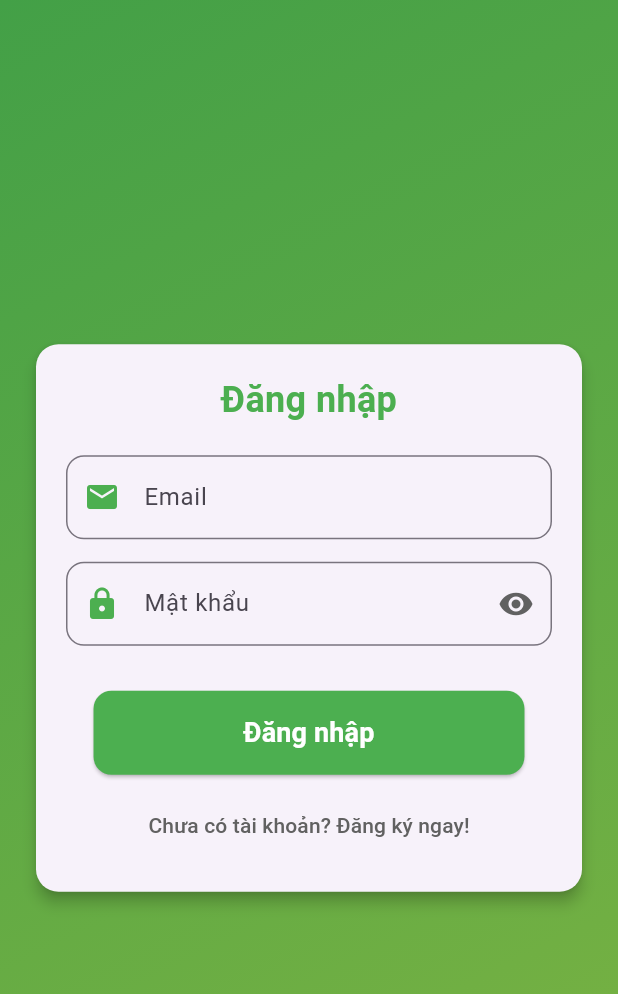
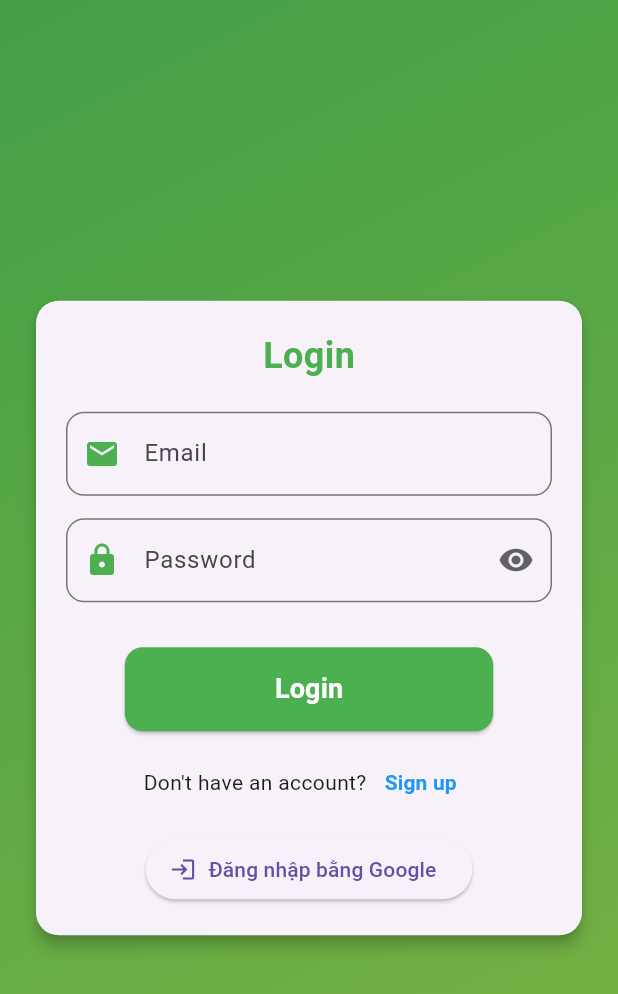
Before and after one commit to nguyenquan12/demo_grab, a Flutter app: the screen it shows after launch, on a phone screen of 412 x 824 dp. Shown: the top 994 px of the screen. Run offline on Flutter 3.47's test engine with Material 3 defaults, Android fonts, the light colour scheme and no system bars; our stand-ins replace firebase_auth, firebase_core, gap, google_sign_in; accounts and stored records are empty.

Commit message:
Update login google

```diff
--- /dev/null
+++ b/lib/auth/auth_service.dart
@@ -0,0 +1,60 @@
+import 'package:firebase_auth/firebase_auth.dart';
+import 'package:flutter/material.dart';
+import 'package:google_sign_in/google_sign_in.dart';
+import 'package:grab_app/home/home_page.dart';
+
+class AuthService {
+  final FirebaseAuth _auth = FirebaseAuth.instance;
+  final GoogleSignIn _googleSignIn = GoogleSignIn();
+
+  Future<User?> signInWithGoogle() async {
+    try {
+      final GoogleSignInAccount? googleUser = await _googleSignIn.signIn();
+      if (googleUser == null) return null; // Người dùng huỷ đăng nhập
+
+      // Lấy thông tin xác thực từ Google
+      final GoogleSignInAuthentication googleAuth =
+          await googleUser.authentication;
+
+      final AuthCredential credential = GoogleAuthProvider.credential(
+        accessToken: googleAuth.accessToken,
+        idToken: googleAuth.idToken,
+      );
+
+      // Đăng nhập vào Firebase
+      UserCredential userCredential =
+          await _auth.signInWithCredential(credential);
+      return userCredential.user;
+    } catch (e) {
+      print("Lỗi đăng nhập Google: $e");
+      return null;
+    }
+  }
+
+  Future<void> signOut() async {
+    await _auth.signOut();
+    await _googleSignIn.signOut();
+  }
+}
+
+class LoginWithGoogle extends StatelessWidget {
+  final AuthService _authService = AuthService();
+
+  @override
+  Widget build(BuildContext context) {
+    return ElevatedButton.icon(
+      onPressed: () async {
+        final user = await _authService.signInWithGoogle();
+        if (user != null) {
+          // Thành công, điều hướng đến trang chính
+          Navigator.of(context).pushReplacement(
+            MaterialPageRoute(builder: (context) => HomePage()),
+          );
+          print('Đăng nhập thành công: ${user.displayName}');
+        }
+      },
+      label: Text('Đăng nhập bằng Google'),
+      icon: Icon(Icons.login),
+    );
+  }
+}
--- a/lib/auth/login_screen.dart
+++ b/lib/auth/login_screen.dart
@@ -1,5 +1,6 @@
 import 'package:flutter/material.dart';
 import 'package:firebase_auth/firebase_auth.dart';
+import 'package:grab_app/auth/auth_service.dart';
 import 'package:grab_app/auth/signup_screen.dart';
 import 'package:grab_app/home/home_page.dart';
 
@@ -94,7 +95,7 @@ class _LoginScreenState extends State<LoginScreen> {
                       mainAxisSize: MainAxisSize.min,
                       children: [
                         const Text(
-                          "Đăng nhập",
+                          "Login",
                           style: TextStyle(
                             fontSize: 24,
                             fontWeight: FontWeight.bold,
@@ -116,7 +117,7 @@ class _LoginScreenState extends State<LoginScreen> {
 
                         // Password input
                         _buildTextField(
-                          label: "Mật khẩu",
+                          label: "Password",
                           controller: _passwordController,
                           icon: Icons.lock,
                           isPassword: true,
@@ -146,7 +147,7 @@ class _LoginScreenState extends State<LoginScreen> {
                                       borderRadius: BorderRadius.circular(12)),
                                 ),
                                 child: const Text(
-                                  "Đăng nhập",
+                                  "Login",
                                   style: TextStyle(
                                       color: Colors.white,
                                       fontWeight: FontWeight.bold,
@@ -157,17 +158,11 @@ class _LoginScreenState extends State<LoginScreen> {
                         const SizedBox(height: 10),
 
                         // Chuyển sang màn hình đăng ký
-                        TextButton(
-                          onPressed: () => Navigator.push(
-                            context,
-                            MaterialPageRoute(
-                                builder: (context) => SignUpScreen()),
-                          ),
-                          child: Text(
-                            "Chưa có tài khoản? Đăng ký ngay!",
-                            style: TextStyle(color: Colors.grey[700]),
-                          ),
-                        ),
+                        _buildSignupRedirect(),
+
+                        SizedBox(height: 10),
+
+                        LoginWithGoogle(),
                       ],
                     ),
                   ),
@@ -240,4 +235,40 @@ class _LoginScreenState extends State<LoginScreen> {
       validator: validator, // Kiểm tra xem dữ liệu nhập vào có hợp lệ không.
     );
   }
+
+  // Chuyển sang màn hình đăng ký
+  Widget _buildSignupRedirect() {
+    return Center(
+      child: Text.rich(
+        TextSpan(
+          children: [
+            TextSpan(
+              text: "Don't have an account?",
+              style: TextStyle(),
+            ),
+            WidgetSpan(
+              alignment: PlaceholderAlignment.middle,
+              child: TextButton(
+                onPressed: () {
+                  Navigator.push(
+                    context,
+                    MaterialPageRoute(
+                      builder: (context) => SignUpScreen(),
+                    ),
+                  );
+                },
+                child: Text(
+                  'Sign up',
+                  style: TextStyle(
+                    color: Colors.blue[500],
+                    fontWeight: FontWeight.bold,
+                  ),
+                ),
+              ),
+            ),
+          ],
+        ),
+      ),
+    );
+  }
 }
--- a/pubspec.yaml
+++ b/pubspec.yaml
@@ -37,6 +37,7 @@ dependencies:
   gap: ^3.0.1
   firebase_core: ^3.12.1
   firebase_auth: ^5.5.1
+  google_sign_in: ^6.2.2
 
 dev_dependencies:
   flutter_launcher_icons: ^0.14.3
```
Also changed, not shown: lib/auth/signup_screen.dart (+136 -17 lines), lib/home/home_page.dart (+5 -6 lines), pubspec.lock, 1 other file.
